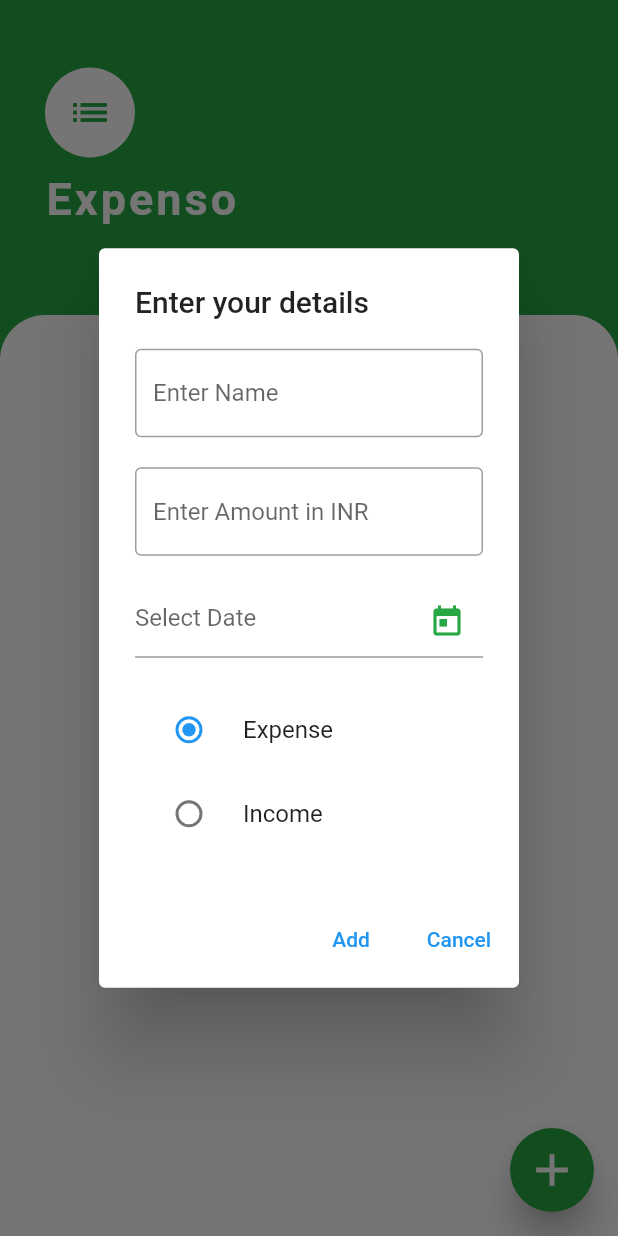
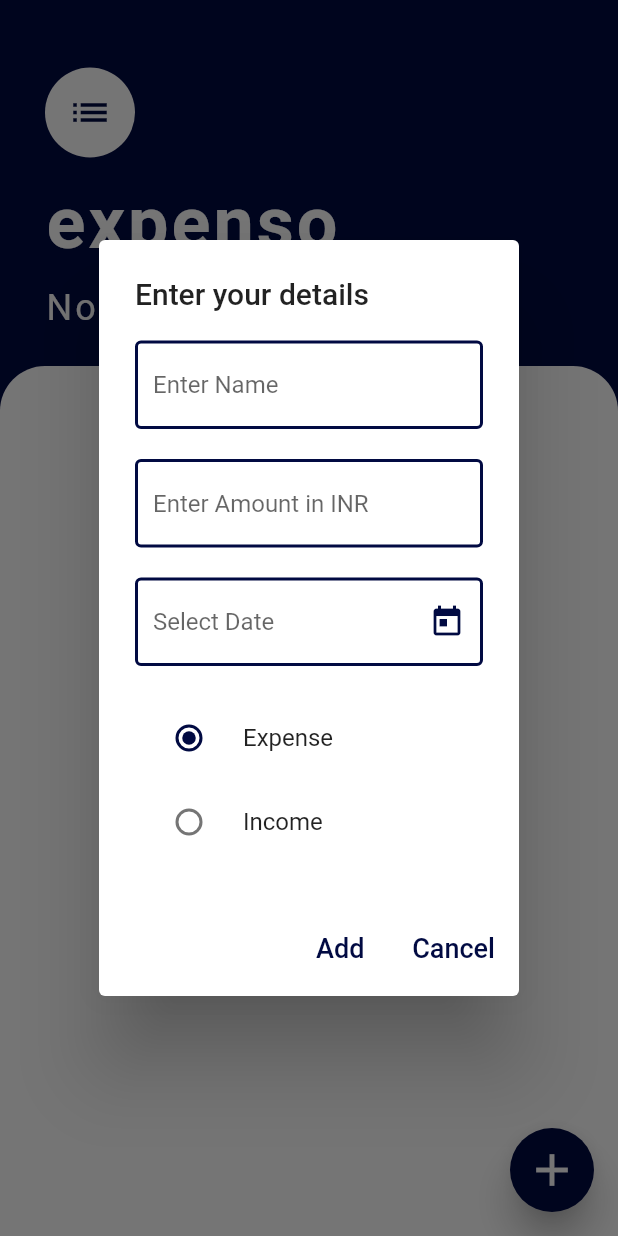
Before and after one commit to Gandheesh-SA/Expenso, a Flutter app: the screen it shows after launch, after a tap on the "add" icon, on a phone screen of 412 x 824 dp. Run offline on Flutter 3.47's test engine with Material 2 defaults, Android fonts, the phone set to English and light mode, and no system bars; our stand-ins replace google_fonts, hive, hive_flutter; accounts and stored records are empty; Roboto replaces fonts that are missing (Chilanka, Ubuntu).

```diff
--- /dev/null
+++ b/lib/constants/colorconstants.dart
@@ -0,0 +1,2 @@
+import 'package:flutter/material.dart';
+const primaryColor = Color(0xFF010A42);
--- a/lib/main.dart
+++ b/lib/main.dart
@@ -3,6 +3,7 @@ import 'package:expenso/screens/transactionscreen.dart';
 import 'package:hive/hive.dart';
 import 'package:hive_flutter/hive_flutter.dart';
 import 'models/transactiondetails.dart';
+
 void main() async {
   WidgetsFlutterBinding.ensureInitialized();
   await Hive.initFlutter();
--- a/lib/models/transactiondetails.dart
+++ b/lib/models/transactiondetails.dart
@@ -1,7 +1,7 @@
 import 'package:hive/hive.dart';
 part 'transactiondetails.g.dart';
 @HiveType(typeId: 0)
-class TransactionDetails{
+class TransactionDetails extends HiveObject{
   @HiveField(0)
   late String name;
   @HiveField(1)
--- a/lib/screens/transactionscreen.dart
+++ b/lib/screens/transactionscreen.dart
@@ -1,35 +1,43 @@
 import 'package:expenso/widgets/transactionform.dart';
 import 'package:flutter/material.dart';
 import 'package:google_fonts/google_fonts.dart';
+import 'package:expenso/widgets/buildScreen.dart';
+import 'package:expenso/constants/colorconstants.dart';
+import 'package:hive/hive.dart';
+import 'package:hive_flutter/hive_flutter.dart';
+
+
 class TransactionScreen extends StatefulWidget {
   @override
   _TransactionScreenState createState() => _TransactionScreenState();
 }
+
 class _TransactionScreenState extends State<TransactionScreen> {
-
   @override
   Widget build(BuildContext context) {
     return Scaffold(
       floatingActionButton: FloatingActionButton(
         elevation: 10.0,
-        backgroundColor: Color(0xFF28a745),
+        backgroundColor: primaryColor,
         onPressed: () => showDialog(
             context: context,
-          builder: (context) => TransactionForm()
-        ),
+            builder: (context) => TransactionForm()),
         child: Icon(
           Icons.add,
           size: 36.0,
         ),
       ),
-      backgroundColor:  Color(0xFF28a745),
+      backgroundColor: primaryColor,
       body: SafeArea(
         child: Column(
           crossAxisAlignment: CrossAxisAlignment.start,
           children: [
             Container(
               padding: EdgeInsets.only(
-             top: 45.0, left:30.0, right: 30.0, bottom:60.0),
+                top: 45.0,
+                left: 30.0,
+                right: 30.0,
+              ),
               child: Column(
                 crossAxisAlignment: CrossAxisAlignment.start,
                 children: [
@@ -39,7 +47,7 @@ class _TransactionScreenState extends State<TransactionScreen> {
                         child: Icon(
                           Icons.list,
                           size: 30.0,
-                         color:Color(0xFF28a745),
+                          color: primaryColor,
                         ),
                         backgroundColor: Colors.white,
                         radius: 30.0,
@@ -47,30 +55,30 @@ class _TransactionScreenState extends State<TransactionScreen> {
                     ],
                   ),
                   SizedBox(
-                   height: 10.0,
+                    height: 15.0,
                   ),
-                 Text('Expenso',
-                 style: GoogleFonts.ubuntu(
-                     fontSize: 30.0,
+                  Text(
+                    'expenso',
+                    style: GoogleFonts.chilanka(
+                      fontSize: 48.0,
                       color: Colors.white,
                       fontWeight: FontWeight.w700,
-                      letterSpacing: 2.0,                 ),
+                      letterSpacing: 2.0,
+                    ),
                   ),
                 ],
               ),
             ),
-           Expanded(
-               child: Container(
-                 decoration: BoxDecoration(
-                   color: Colors.white,
-                   borderRadius: BorderRadius.only(
-                     topLeft: Radius.circular(30.0),
-                     topRight:Radius.circular(30.0),
+            Container(
+              child: ValueListenableBuilder
+                (
+                  valueListenable: Hive.box('transaction').listenable(),
+                  builder: (context, Box tbox, _) {
+                    final transactions = tbox.values.toList();
+                    return buildScreen(context, transactions,);
+                  },
               ),
               ),
-
-               )
-           )
           ],
         ),
       ),
--- /dev/null
+++ b/lib/services/transactionservice.dart
@@ -0,0 +1,27 @@
+import 'package:hive/hive.dart';
+import 'package:expenso/models/transactiondetails.dart';
+import 'package:intl/intl.dart';
+
+class TransactionService{
+
+  Future addTransaction(String name, double amount,bool isExpense) async {
+    final transaction = TransactionDetails()
+      ..name = name
+      ..dateTime = DateTime.now()
+      ..amount = amount
+      ..isExpense = isExpense;
+
+    final box = Hive.box('transaction');
+    box.add(transaction);
+  }
+
+  void editTransaction(TransactionDetails transaction,String name,DateTime dateTime,bool isExpense,double amount){
+    transaction.name=name;
+    transaction.dateTime=dateTime;
+    transaction.amount=amount;
+    transaction.save();
+  }
+  void deleteTransaction(TransactionDetails transaction){
+    transaction.delete();
+  }
+}
--- a/lib/widgets/addButton.dart
+++ b/lib/widgets/addButton.dart
@@ -1,10 +1,33 @@
+import 'package:expenso/constants/colorconstants.dart';
 import 'package:flutter/material.dart';
-class AddButton extends StatelessWidget {
-  @override
-  Widget build(BuildContext context) {
-    return TextButton(
-        onPressed: () {  },
-        child: Text('Add'),
-    );
-  }
+import 'package:google_fonts/google_fonts.dart';
+import 'package:expenso/services/transactionservice.dart';
+Widget addButton(
+    GlobalKey<FormState> formkey,
+    BuildContext context,
+    TextEditingController nameController,
+    TextEditingController dateController,
+    TextEditingController amountController,
+    bool isExpense
+    ){
+  var addData = TransactionService();
+  return  TextButton(
+    child: Text('Add',
+      style: GoogleFonts.ubuntu(
+        fontSize: 18.0,
+        color: primaryColor,
+      ),
+    ),
+    onPressed: () async {
+      final isValid = formkey.currentState!.validate();
+      if(isValid){
+        final name = nameController.text;
+        final amount = double.tryParse(amountController.text) ?? 0;
+        addData.addTransaction(name, amount, isExpense);
+        Navigator.of(context).pop();
+      }
+
+
+    },
+  );
 }
--- a/lib/widgets/amountfield.dart
+++ b/lib/widgets/amountfield.dart
@@ -1,12 +1,16 @@
+import 'package:expenso/constants/colorconstants.dart';
 import 'package:flutter/material.dart';
 
-class AmountField extends StatelessWidget {
-  @override
-  Widget build(BuildContext context) {
+Widget amountField(TextEditingController amountController) {
   return TextFormField(
-      //controller: namecontroller,
+    controller: amountController,
     decoration: InputDecoration(
-        border: OutlineInputBorder(),
+      focusedBorder: OutlineInputBorder(
+        borderSide: BorderSide(color: primaryColor, width: 2.0),
+      ),
+      enabledBorder: OutlineInputBorder(
+        borderSide: BorderSide(color: primaryColor, width: 2.0),
+      ),
       hintText: 'Enter Amount in INR',
     ),
     keyboardType: TextInputType.number,
@@ -14,4 +18,3 @@ class AmountField extends StatelessWidget {
         name != null && name.isEmpty ? 'Enter a Amount in INR' : null,
   );
 }
-}
--- /dev/null
+++ b/lib/widgets/buildScreen.dart
@@ -0,0 +1,45 @@
+import 'package:expenso/widgets/transactionCard.dart';
+import 'package:flutter/cupertino.dart';
+import 'package:flutter/material.dart';
+import 'package:google_fonts/google_fonts.dart';
+import 'package:expenso/models/transactiondetails.dart';
+
+Widget buildScreen(BuildContext context, List transactions) {
+  return Expanded(
+    child: Column(crossAxisAlignment: CrossAxisAlignment.start, children: [
+      Container(
+        padding: EdgeInsets.only(
+          top: 15.0,
+          left: 30.0,
+          right: 30.0,
+          bottom: 25.0,
+        ),
+        child: Text(
+          transactions.isEmpty ? 'No Expense' : 'Net Expense',
+          style: GoogleFonts.chilanka(
+            fontSize: 24.0,
+            color: Colors.white,
+            letterSpacing: 2.0,
+          ),
+        ),
+      ),
+      Expanded(
+        child: Container(
+          decoration: BoxDecoration(
+            color: Colors.white,
+            borderRadius: BorderRadius.only(
+              topLeft: Radius.circular(30.0),
+              topRight: Radius.circular(30.0),
+            ),
+          ),
+          child: ListView.builder(
+              itemCount: transactions.length,
+              itemBuilder: (BuildContext context, int index) {
+                final transaction = transactions[index];
+                return transactionCard( context, transaction,);
+              }),
+        ),
+      ),
+    ]),
+  );
+}
--- a/lib/widgets/cancelbutton.dart
+++ b/lib/widgets/cancelbutton.dart
@@ -1,10 +1,20 @@
+import 'package:expenso/constants/colorconstants.dart';
 import 'package:flutter/material.dart';
+import 'package:google_fonts/google_fonts.dart';
+
 class CancelButton extends StatelessWidget {
   @override
   Widget build(BuildContext context) {
     return TextButton(
-      onPressed: () {  },
-      child: Text('Cancel'),
+      onPressed: () {
+        Navigator.of(context).pop();
+      },
+      child: Text('Cancel',
+        style: GoogleFonts.ubuntu(
+          fontSize: 18.0,
+          color: primaryColor,
+        ),
+      ),
     );
   }
 }
--- a/lib/widgets/datepicker.dart
+++ b/lib/widgets/datepicker.dart
@@ -1,22 +1,35 @@
+import 'package:expenso/constants/colorconstants.dart';
 import 'package:flutter/material.dart';
+
 class TimeStamp extends StatefulWidget {
-  const TimeStamp({Key? key}) : super(key: key);
-
+  final globalKey;
+  TimeStamp({this.globalKey});
   @override
   _TimeStampState createState() => _TimeStampState();
 }
 
 class _TimeStampState extends State<TimeStamp> {
-  final dateController = TextEditingController();
+  var dateController;
+  @override
+  void initState() {
+    super.initState();
+    dateController=widget.globalKey;
+  }
   @override
   Widget build(BuildContext context) {
     return TextField(
       controller: dateController,
       readOnly: true,
       decoration: InputDecoration(
+        focusedBorder: OutlineInputBorder(
+          borderSide: BorderSide(color: primaryColor, width: 2.0),
+        ),
+        enabledBorder: OutlineInputBorder(
+          borderSide: BorderSide(color: primaryColor, width: 2.0),
+        ),
         hintText: "Select Date",
         suffixIcon: IconButton(
-          icon: Icon(Icons.today, color: Color(0xFF28a745),),
+          icon: Icon(Icons.today, color: primaryColor,),
           onPressed: () async {
             var date = await showDatePicker(
                 context: context,
--- a/lib/widgets/namefield.dart
+++ b/lib/widgets/namefield.dart
@@ -1,18 +1,22 @@
 import 'package:flutter/material.dart';
-class NameField extends StatelessWidget {
-  /*final  namecontroller;
-  NameField({this.namecontroller});*/
-  @override
-  Widget build(BuildContext context) {
+import 'package:expenso/constants/colorconstants.dart';
+
+Widget nameField(TextEditingController namecontroller){
   return TextFormField(
-      //controller: namecontroller,
+    controller: namecontroller,
+    textCapitalization: TextCapitalization.words,
     decoration: InputDecoration(
-        border: OutlineInputBorder(),
+      focusedBorder: OutlineInputBorder(
+        borderSide: BorderSide(color: primaryColor, width: 2.0),
+      ),
+      enabledBorder: OutlineInputBorder(
+        borderSide: BorderSide(color: primaryColor, width: 2.0),
+      ),
       hintText: 'Enter Name',
+      suffixStyle: TextStyle(color: primaryColor),
     ),
 
     validator: (name) =>
     name != null && name.isEmpty ? 'Enter a name' : null,
   );
 }
-}
--- a/lib/widgets/radiobuttons.dart
+++ b/lib/widgets/radiobuttons.dart
@@ -1,12 +1,18 @@
+import 'package:expenso/constants/colorconstants.dart';
 import 'package:flutter/material.dart';
-class CustomRadioButtons extends StatelessWidget {
-  const CustomRadioButtons({Key? key}) : super(key: key);
+class CustomRadioButtons extends StatefulWidget {
+  @override
+  _CustomRadioButtonsState createState() => _CustomRadioButtonsState();
+}
 
+class _CustomRadioButtonsState extends State<CustomRadioButtons> {
   @override
   Widget build(BuildContext context) {
     return Column(
       children: [
         RadioListTile<bool>(
+          activeColor: primaryColor,
+          selectedTileColor: primaryColor,
           title: Text('Expense'),
           value: true,
           groupValue: true,
--- /dev/null
+++ b/lib/widgets/transactionCard.dart
@@ -0,0 +1,27 @@
+import 'package:flutter/material.dart';
+import 'package:intl/intl.dart';
+import 'package:expenso/models/transactiondetails.dart';
+Widget transactionCard(BuildContext context, TransactionDetails transactionDetails){
+  return Card(
+    shape: RoundedRectangleBorder(
+      borderRadius: BorderRadius.only(
+        topLeft: Radius.circular(30.0),
+        topRight: Radius.circular(30.0),
+      ),
+    ),
+    child: ExpansionTile(
+      tilePadding: EdgeInsets.symmetric(horizontal: 24, vertical: 8),
+      title: Text(
+        transactionDetails.name,
+        maxLines: 2,
+        style: TextStyle(fontWeight: FontWeight.bold, fontSize: 18),
+      ),
+      subtitle: Text(transactionDetails.dateTime.toString()),
+      trailing: Text(
+        transactionDetails.amount.toString(),
+        style: TextStyle(
+            color: Colors.black, fontWeight: FontWeight.bold, fontSize: 16),
+      ),
+    ),
+  );
+}
--- a/lib/widgets/transactionform.dart
+++ b/lib/widgets/transactionform.dart
@@ -1,47 +1,68 @@
 import 'package:flutter/material.dart';
-import 'package:expenso/models/transactiondetails.dart';
 import 'package:expenso/widgets/namefield.dart';
 import 'package:expenso/widgets/amountfield.dart';
 import 'package:expenso/widgets/addButton.dart';
 import 'package:expenso/widgets/cancelbutton.dart';
 import 'package:expenso/widgets/radiobuttons.dart';
 import 'package:expenso/widgets/datepicker.dart';
+import 'package:expenso/models/transactiondetails.dart';
 
 class TransactionForm extends StatefulWidget {
-  /*final TransactionDetails ? transaction;
-  final Function(String name, double amount, bool isExpense, DateTime dateTime) onDone;
-  TransactionForm({this.transaction, required this.onDone});*/
+  final TransactionDetails ? transaction;
+  TransactionForm({
+    this.transaction,
+  });
+
   @override
   _TransactionFormState createState() => _TransactionFormState();
 }
 
 class _TransactionFormState extends State<TransactionForm> {
-  final _formKey = GlobalKey<FormState>();
+
+  final formKey = GlobalKey<FormState>();
+  final nameController = TextEditingController();
+  final amountController = TextEditingController();
+  final dateController = TextEditingController();
+  bool isExpense= true;
+  bool validation=false;
+
+  @override
+  void initState() {
+    super.initState();
+    if(widget.transaction!=null){
+      final transaction = widget.transaction!;
+      nameController.text=transaction.name;
+      amountController.text=transaction.amount.toString();
+      dateController.text =transaction.dateTime.toString();
+      isExpense  = transaction.isExpense;
+      validation = formKey.currentState!.validate();
+    }
+  }
+
   @override
   Widget build(BuildContext context) {
     return AlertDialog(
       title: Text('Enter your details'),
       content: Form(
-        key:_formKey,
+        key:formKey,
         child: SingleChildScrollView(
           child: Column(
             crossAxisAlignment: CrossAxisAlignment.start,
-
-            mainAxisSize: MainAxisSize.max,
+            mainAxisSize: MainAxisSize.min,
             children: [
-              NameField(),
+              nameField(nameController),
               SizedBox(height:20.0),
-              AmountField(),
+              amountField(amountController),
               SizedBox(height:20.0),
-              TimeStamp(),
+              TimeStamp( globalKey: dateController,),
               SizedBox(height:20.0),
               CustomRadioButtons(),
             ],
           ),
         ),
       ),
-      actions: [
-        AddButton(),
+       actions: [
+        addButton(formKey, context, nameController, dateController,  amountController, isExpense),
         CancelButton(),
       ],
     );
--- a/pubspec.yaml
+++ b/pubspec.yaml
@@ -29,6 +29,7 @@ dependencies:
   intl: ^0.17.0
   google_fonts: ^2.1.0
   font_awesome_flutter: ^9.0.0
+
 dev_dependencies:
   flutter_test:
     sdk: flutter
```
Lines whose indentation alone changed are shown as unchanged.
